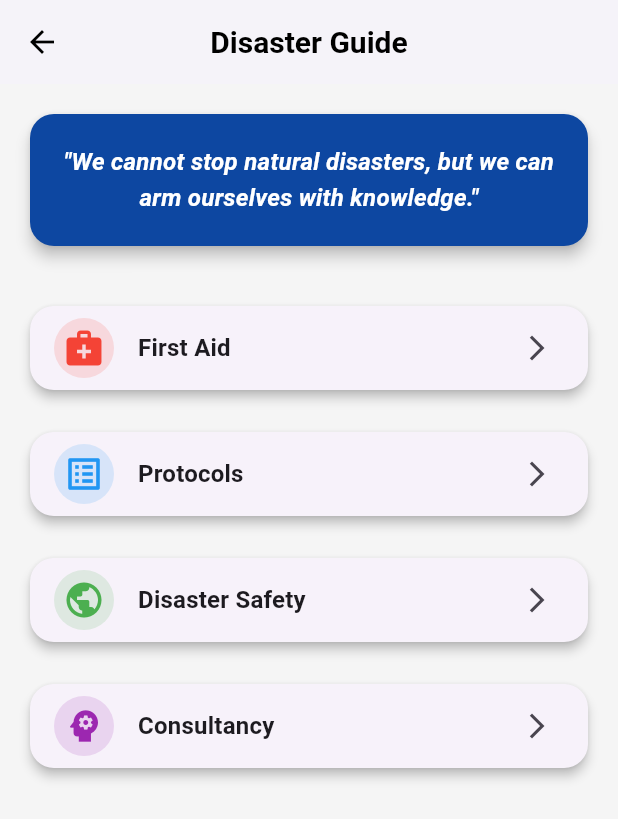
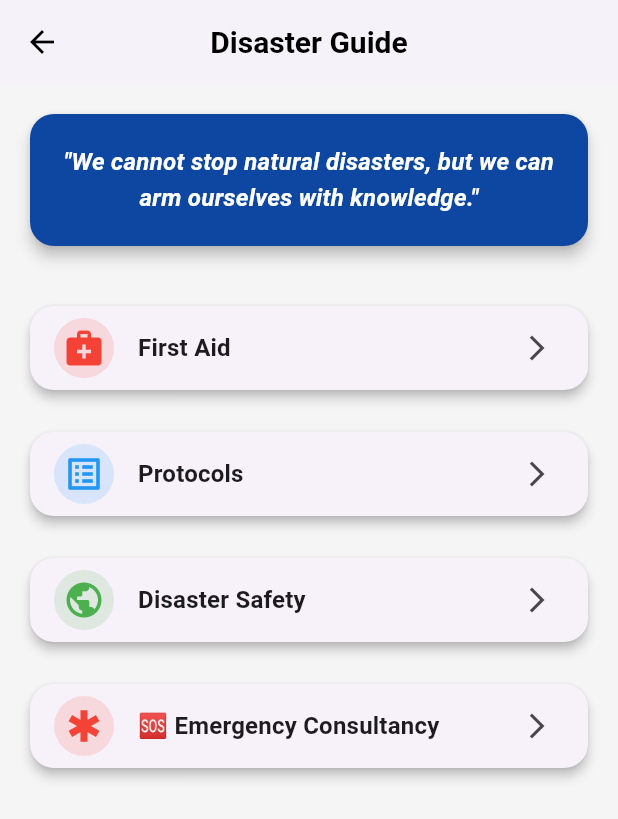
Before and after one commit to ftakhil/resqlink, a Flutter app: the GuidePage screen opened directly, on a phone screen of 412 x 824 dp. Shown: the top 819 px of the screen. Run offline on Flutter 3.47's test engine with Material 3 defaults, Android fonts, the phone set to English and light mode, and no system bars; our stand-ins replace curved_navigation_bar, flutter_animate, flutter_local_notifications, flutter_map, flutter_tts, geolocator and 8 more; missing offline and left inert: torch_light; accounts and stored records are empty.

Commit message:
new consultancy

```diff
--- a/lib/guide_page.dart
+++ b/lib/guide_page.dart
@@ -73,16 +73,16 @@ class GuidePage extends StatelessWidget {
                   ),
                   const SizedBox(height: 20),
                   _GuideTile(
-                    icon: Icons.psychology,
-                    color: Colors.purple,
-                    title: 'Consultancy',
+                    icon: Icons.emergency,
+                    color: Colors.red,
+                    title: '🆘 Emergency Consultancy',
                     onTap: () {
                       showDialog(
                         context: context,
                         builder: (BuildContext context) {
                           return AlertDialog(
-                            title: Text('Mental Health Support',
-                                style: TextStyle(color: Colors.purple[700], fontWeight: FontWeight.bold)),
+                            title: Text('🚨 Emergency Mental Health Support',
+                                style: TextStyle(color: Colors.red[700], fontWeight: FontWeight.bold)),
                             content: Column(
                               mainAxisSize: MainAxisSize.min,
                               crossAxisAlignment: CrossAxisAlignment.start,
@@ -95,8 +95,9 @@ class GuidePage extends StatelessWidget {
                                 Center(
                                   child: ElevatedButton(
                                     style: ElevatedButton.styleFrom(
-                                      backgroundColor: Colors.purple[700],
+                                      backgroundColor: Colors.red[700],
                                       padding: const EdgeInsets.symmetric(horizontal: 24, vertical: 12),
+                                      elevation: 8,
                                     ),
                                     onPressed: () {
                                       Navigator.pop(context);
```
